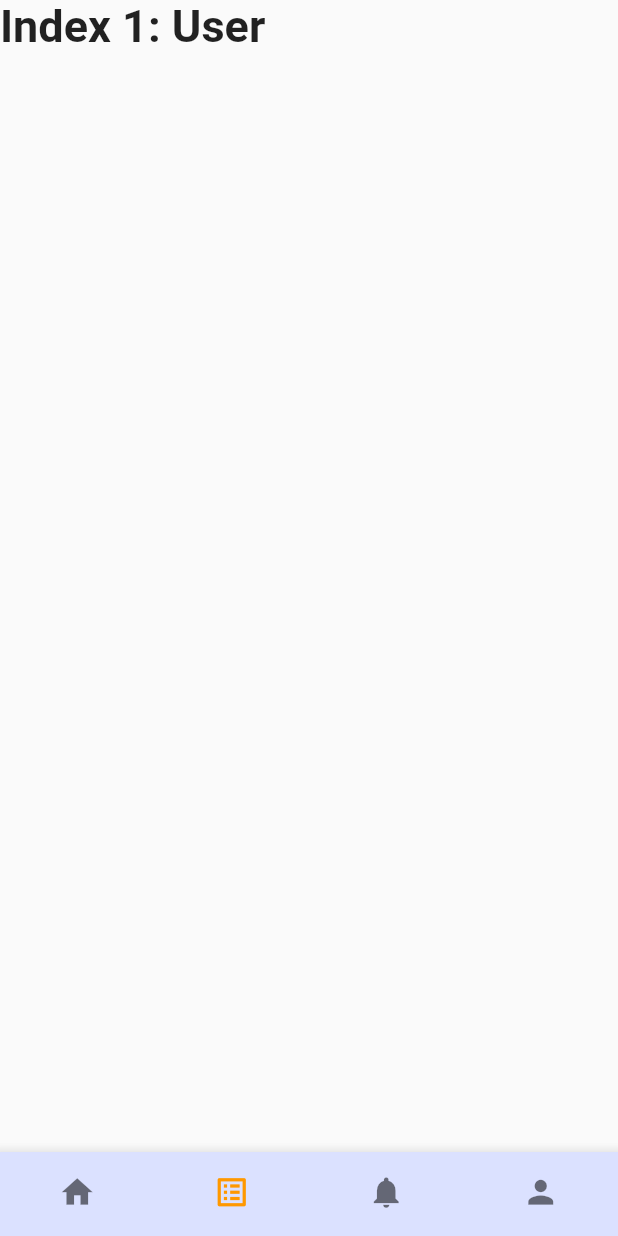
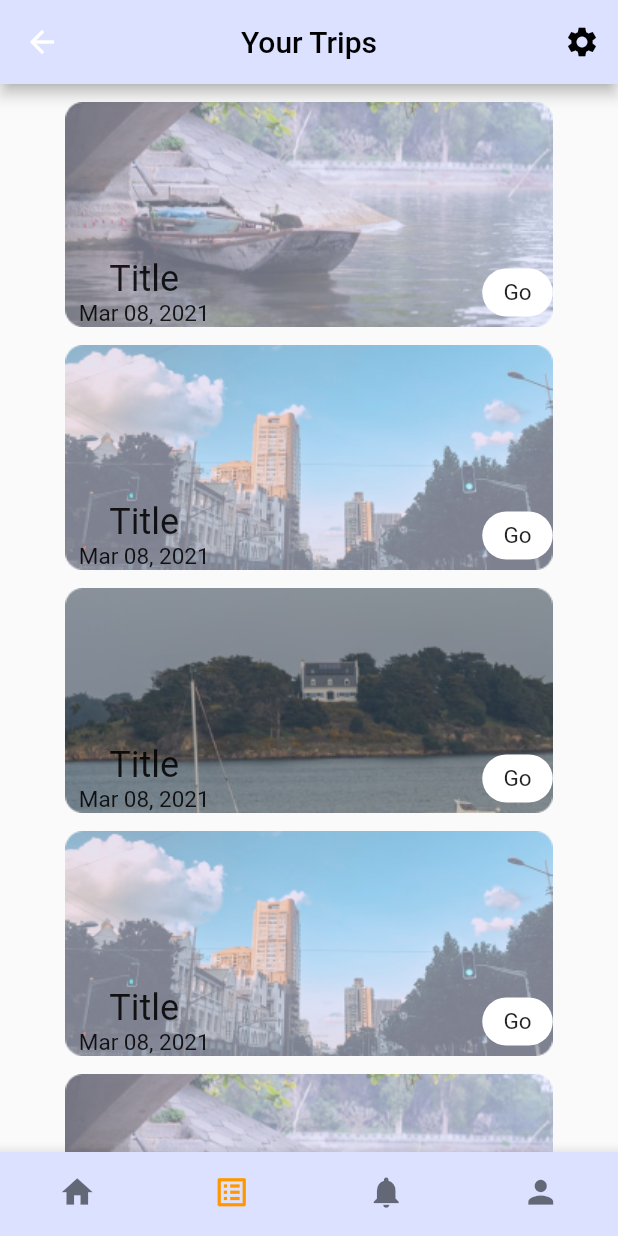
Before and after one commit to phkhanhtrinh23/livel_application, a Flutter app: the HomeScreen screen opened directly, item 2 of the bottom bar chosen, on a phone screen of 412 x 824 dp. Run offline on Flutter 3.47's test engine with Material 2 defaults, Android fonts, the phone set to English and light mode, and no system bars; our stand-ins replace firebase_auth, firebase_core, flutter_signin_button, google_sign_in, permission_handler; missing offline and left inert: agora_rtc_engine; accounts and stored records are empty.

Commit message:
updated UI

```diff
--- a/lib/home_screens/HomeScreen.dart
+++ b/lib/home_screens/HomeScreen.dart
@@ -1,5 +1,7 @@
 import 'package:flutter/material.dart';
 import 'package:livel_application/home_screens/components/home.dart';
+import 'package:livel_application/home_screens/user_screen/user_main.dart';
+import 'package:livel_application/home_screens/your_trip/your_trip.dart';
 
 class HomeScreen extends StatefulWidget {
   HomeScreen({Key key}) : super(key: key);
@@ -10,23 +12,18 @@ class HomeScreen extends StatefulWidget {
 
 class _HomeScreen extends State<HomeScreen> {
   int _selectedIndex = 0;
-  static const TextStyle optionStyle =
-      TextStyle(fontSize: 30, fontWeight: FontWeight.bold);
   List<Widget> _widgetOptions = <Widget>[
     //TODO: Route is here!
     MainHome(),
+    YourTrip(),
     Text(
-      'Index 1: User',
-      style: optionStyle,
+      'Notifications page',
+      style: TextStyle(
+        fontWeight: FontWeight.bold,
+        fontSize: 50,
+      ),
     ),
-    Text(
-      'Index 1: User',
-      style: optionStyle,
-    ),
-    Text(
-      'Index 1: User',
-      style: optionStyle,
-    ),
+    UserScreen(),
   ];
 
   @override
--- a/lib/home_screens/components/countries_elements.dart
+++ b/lib/home_screens/components/countries_elements.dart
@@ -1,5 +1,5 @@
 import 'package:flutter/material.dart';
-import 'package:livel_application/trip_screen/trip_screen.dart';
+import 'package:livel_application/home_screens/components/trip_screen/trip_screen.dart';
 
 class TripElement extends StatelessWidget {
   const TripElement({
@@ -33,7 +33,7 @@ class TripElement extends StatelessWidget {
                 onPressed: () {},
               ),
             ],
-            backgroundColor: Colors.grey,
+            backgroundColor: Color(0xFFDBE1FF),
           ),
           body: TripScreen(
             name: name,
--- a/lib/trip_content/trip_main.dart
+++ b/lib/home_screens/components/trip_content/trip_main.dart
@@ -1,5 +1,5 @@
 import 'package:flutter/material.dart';
-import 'package:livel_application/trip_content/components/main_screen.dart';
+import 'package:livel_application/home_screens/components/trip_content/components/main_screen.dart';
 
 class TripContent extends StatelessWidget {
   @override
@@ -13,7 +13,7 @@ class TripContent extends StatelessWidget {
           ),
         ),
         centerTitle: true,
-        backgroundColor: Colors.grey,
+        backgroundColor: Color(0xFFDBE1FF),
       ),
       body: MainContent(),
     );
--- a/lib/trip_screen/components/each_place.dart
+++ b/lib/home_screens/components/trip_screen/components/each_place.dart
@@ -54,11 +54,11 @@ class PlaceScreen extends StatelessWidget {
                 width: 47,
                 height: 32,
                 decoration: BoxDecoration(
-                  borderRadius: BorderRadius.circular(20.0),
+                  borderRadius: BorderRadius.circular(10.0),
                   color: Colors.white,
                 ),
                 child: Text(
-                  'Go',
+                  '\$9',
                   style: TextStyle(
                     fontSize: 15,
                   ),
--- a/lib/trip_screen/trip_screen.dart
+++ b/lib/home_screens/components/trip_screen/trip_screen.dart
@@ -1,5 +1,5 @@
 import 'package:flutter/material.dart';
-import 'package:livel_application/trip_screen/components/each_place.dart';
+import 'package:livel_application/home_screens/components/trip_screen/components/each_place.dart';
 
 class TripScreen extends StatelessWidget {
   const TripScreen({
--- /dev/null
+++ b/lib/home_screens/your_trip/components/main_screen.dart
@@ -0,0 +1,73 @@
+import 'package:flutter/material.dart';
+
+class YourTripScreen extends StatelessWidget {
+  const YourTripScreen({
+    Key key,
+    this.image,
+  });
+
+  final String image;
+
+  @override
+  Widget build(BuildContext context) {
+    return Container(
+      margin: const EdgeInsets.only(
+        top: 12,
+        left: 25,
+        right: 25,
+      ),
+      width: 325,
+      height: 150,
+      padding: const EdgeInsets.only(
+        left: 9,
+      ),
+      decoration: BoxDecoration(
+        image: DecorationImage(
+          image: AssetImage(image),
+          fit: BoxFit.fill,
+        ),
+      ),
+      child: Column(
+        mainAxisAlignment: MainAxisAlignment.end,
+        children: [
+          Row(
+            children: [
+              Column(
+                children: [
+                  Text(
+                    'Title',
+                    style: TextStyle(
+                      fontSize: 24,
+                    ),
+                  ),
+                  Text(
+                    'Mar 08, 2021',
+                    style: TextStyle(
+                      fontSize: 15,
+                    ),
+                  )
+                ],
+              ),
+              Spacer(),
+              Container(
+                alignment: Alignment.center,
+                width: 47,
+                height: 32,
+                decoration: BoxDecoration(
+                  borderRadius: BorderRadius.circular(20.0),
+                  color: Colors.white,
+                ),
+                child: Text(
+                  'Go',
+                  style: TextStyle(
+                    fontSize: 15,
+                  ),
+                ),
+              ),
+            ],
+          ),
+        ],
+      ),
+    );
+  }
+}
--- /dev/null
+++ b/lib/home_screens/your_trip/your_trip.dart
@@ -0,0 +1,52 @@
+import 'package:flutter/material.dart';
+import 'package:livel_application/home_screens/your_trip/components/main_screen.dart';
+
+class YourTrip extends StatelessWidget {
+  @override
+  Widget build(BuildContext context) {
+    return Scaffold(
+      appBar: AppBar(
+        title: Text(
+          'Your Trips',
+          style: TextStyle(
+            color: Colors.black,
+          ),
+        ),
+        centerTitle: true,
+        actions: [
+          IconButton(
+            icon: Icon(
+              Icons.settings,
+              color: Colors.black,
+            ),
+            onPressed: () {},
+          ),
+        ],
+        backgroundColor: Color(0xFFDBE1FF),
+      ),
+      body: SingleChildScrollView(
+        child: Center(
+          child: Column(
+            children: [
+              YourTripScreen(
+                image: 'images/1.png',
+              ),
+              YourTripScreen(
+                image: 'images/2.png',
+              ),
+              YourTripScreen(
+                image: 'images/3.png',
+              ),
+              YourTripScreen(
+                image: 'images/2.png',
+              ),
+              YourTripScreen(
+                image: 'images/1.png',
+              ),
+            ],
+          ),
+        ),
+      ),
+    );
+  }
+}
--- a/pubspec.yaml
+++ b/pubspec.yaml
@@ -62,7 +62,6 @@ flutter:
     - images/rec.png
     - images/usa.png
     - images/uk.png
-    - images/boat.png
     - images/ha_long.jpg
     - images/museum.png
     - images/line.png
@@ -70,6 +69,8 @@ flutter:
     - images/2.png
     - images/3.png
     - images/place.png
+    - images/boat_1.png
+    - images/khoa.png
   # To add assets to your application, add an assets section, like this:
   # assets:
   #   - images/a_dot_burr.jpeg
```
Also changed, not shown: lib/home_screens/components/available_elements.dart (+9 -3 lines), lib/home_screens/components/home.dart (+5 -5 lines), lib/home_screens/components/trip_content/components/main_screen.dart (renamed from lib/trip_content/components/main_screen.dart, +40 -7 lines), lib/home_screens/user_screen/user_main.dart (added, +137 -0 lines), images/boat.png (deleted), images/boat_1.png (added), images/khoa.png (added).
